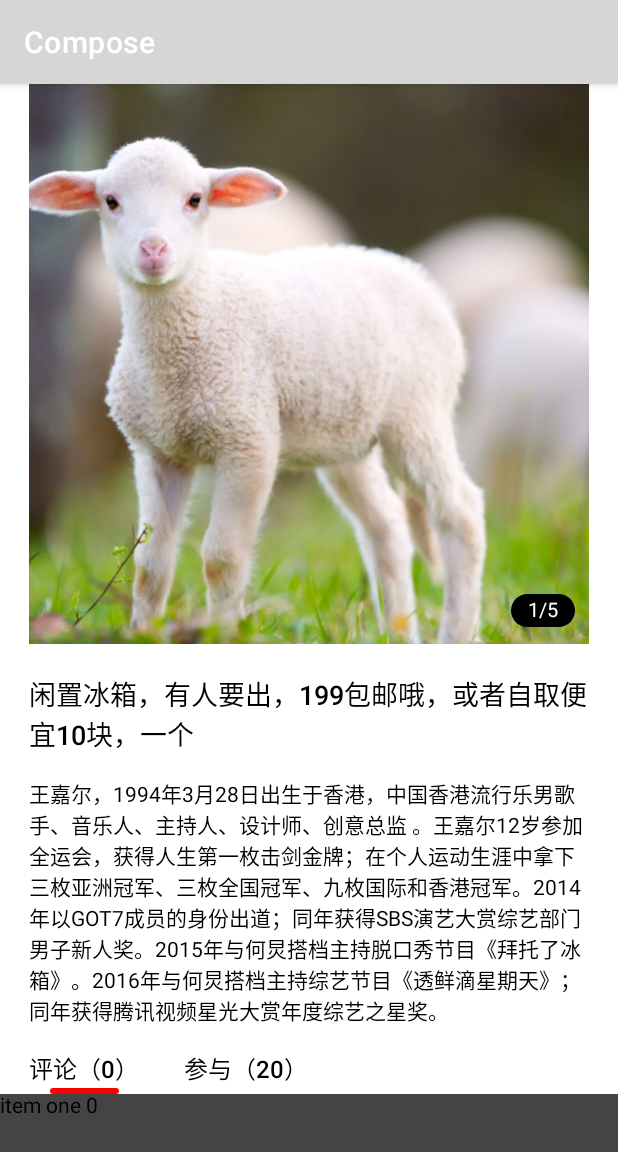
After one commit to Qdafengzi/ComposeDemo, an Android app built with Jetpack Compose: the JDongActivity screen opened directly, with no data from a screen before it, on a phone screen of 412 x 824 dp. The commit adds this screen. Shown: the top 1152 px of the screen. Run offline under Robolectric (Android 15) with nearby library versions, the phone set to English and light mode, and no system bars; our stand-ins replace accompanist, constraintlayout-compose.

Commit message:
增加京东界面

```diff
--- a/app/build.gradle
+++ b/app/build.gradle
@@ -92,6 +92,11 @@ dependencies {
 
     implementation "androidx.compose.runtime:runtime-livedata:$compose_version"
 
+    implementation "com.google.accompanist:accompanist-pager:${accompanist_version}"
+    implementation "com.google.accompanist:accompanist-pager-indicators:${accompanist_version}"
+
+    api("io.coil-kt:coil-compose:1.4.0")
+
     // = "com.github.iamjosephmj:flinger:${Versions.flinger}"
     //implementation 'com.github.iamjosephmj:flinger:1.1.1'
 }
--- a/app/src/main/AndroidManifest.xml
+++ b/app/src/main/AndroidManifest.xml
@@ -92,6 +92,8 @@
         <activity android:name=".ui.activity.BottomNavigationActivity" />
         <activity android:name=".ui.activity.ClockActivity" />
         <activity android:name=".ui.activity.NewUiStyleActivity" />
+        <activity android:name=".ui.activity.JDongActivity" />
+        <activity android:name=".ui.activity.LazyColumnForIndexedActivity" />
 
     </application>
 
--- /dev/null
+++ b/app/src/main/java/com/example/composedemo/ui/activity/JDongActivity.kt
@@ -0,0 +1,191 @@
+package com.example.composedemo.ui.activity
+
+import android.os.Bundle
+import android.util.Log
+import androidx.activity.compose.setContent
+import androidx.appcompat.app.AppCompatActivity
+import androidx.compose.foundation.ExperimentalFoundationApi
+import androidx.compose.foundation.Image
+import androidx.compose.foundation.background
+import androidx.compose.foundation.clickable
+import androidx.compose.foundation.layout.*
+import androidx.compose.foundation.lazy.LazyColumn
+import androidx.compose.foundation.shape.CornerSize
+import androidx.compose.foundation.shape.RoundedCornerShape
+import androidx.compose.material.Text
+import androidx.compose.runtime.Composable
+import androidx.compose.runtime.mutableStateOf
+import androidx.compose.runtime.remember
+import androidx.compose.ui.Alignment
+import androidx.compose.ui.Modifier
+import androidx.compose.ui.graphics.Color
+import androidx.compose.ui.layout.ContentScale
+import androidx.compose.ui.res.painterResource
+import androidx.compose.ui.text.font.FontWeight
+import androidx.compose.ui.unit.dp
+import androidx.compose.ui.unit.sp
+import androidx.constraintlayout.compose.ConstraintLayout
+import com.example.composedemo.R
+import com.google.accompanist.pager.ExperimentalPagerApi
+import com.google.accompanist.pager.HorizontalPager
+import com.google.accompanist.pager.rememberPagerState
+
+@ExperimentalPagerApi
+@ExperimentalFoundationApi
+class JDongActivity : AppCompatActivity() {
+    override fun onCreate(savedInstanceState: Bundle?) {
+        super.onCreate(savedInstanceState)
+        setContent {
+            Content()
+        }
+    }
+
+
+    @Composable
+    fun Content() {
+        val list1 = mutableListOf<String>()
+        val list2 = mutableListOf<String>()
+
+        repeat(20) {
+            list1.add("item one $it")
+        }
+
+        repeat(20) {
+            list2.add("item two $it")
+        }
+
+
+        val state = remember { mutableStateOf(0) }
+        val titles = listOf("评论（0）", "参与（20）")
+        LazyColumn(modifier = Modifier.fillMaxWidth(), content = {
+            item {
+                Column(modifier = Modifier
+                    .fillMaxWidth()
+                    .padding(start = 19.dp, end = 19.dp)) {
+
+                    Banner()
+
+                    Text(modifier = Modifier.padding(top = 20.dp),
+                        text = "闲置冰箱，有人要出，199包邮哦，或者自取便宜10块，一个",
+                        fontSize = 18.sp, fontWeight = FontWeight.Medium, color = Color.Black)
+                    Text(modifier = Modifier
+                        .fillMaxWidth()
+                        .padding(top = 16.dp),
+                        text = "王嘉尔，1994年3月28日出生于香港，中国香港流行乐男歌手、音乐人、主持人、设计师、创意总监 。王嘉尔12岁参加全运会，获得人生第一枚击剑金牌；在个人运动生涯中拿下三枚亚洲冠军、三枚全国冠军、九枚国际和香港冠军。2014年以GOT7成员的身份出道；同年获得SBS演艺大赏综艺部门男子新人奖。2015年与何炅搭档主持脱口秀节目《拜托了冰箱》。2016年与何炅搭档主持综艺节目《透鲜滴星期天》；同年获得腾讯视频星光大赏年度综艺之星奖。",
+                        fontWeight = FontWeight.Normal, fontSize = 14.sp, color = Color.Black)
+                }
+            }
+
+            item {
+                Row(modifier = Modifier
+                    .fillMaxWidth()
+                    .padding(start = 19.dp, top = 16.dp)) {
+                    Column(horizontalAlignment = Alignment.CenterHorizontally,
+                        modifier = Modifier
+                            .clickable {
+                                state.value = 0
+                            }
+                            .wrapContentWidth()
+                    ) {
+                        Text(text = titles[0], color = Color.Black, fontSize = 16.sp, fontWeight = FontWeight.Medium)
+                        Spacer(modifier = Modifier.height(1.dp))
+                        Box(
+                            modifier = Modifier
+                                .width(46.dp)
+                                .height(4.dp)
+                                .background(color = if (state.value == 0) Color.Red else Color.Transparent, shape = RoundedCornerShape(2.dp))
+                        )
+                    }
+
+                    Spacer(modifier = Modifier.width(30.dp))
+
+                    Column(horizontalAlignment = Alignment.CenterHorizontally,
+                        modifier = Modifier
+                            .clickable {
+                                state.value = 1
+                            }
+                            .wrapContentWidth()) {
+                        Text(text = titles[1], color = Color.Black, fontSize = 16.sp, fontWeight = FontWeight.Medium)
+                        Spacer(modifier = Modifier.height(1.dp))
+                        Box(modifier = Modifier
+                            .width(46.dp)
+                            .height(4.dp)
+                            .background(color = if (state.value == 1) Color.Red else Color.Transparent, shape = RoundedCornerShape(2.dp))
+                        )
+                    }
+                }
+            }
+
+            if (state.value == 0) {
+                items(list1.size) { position ->
+                    Box(modifier = Modifier
+                        .fillMaxWidth()
+                        .height(100.dp)
+                        .background(color = Color.DarkGray)) {
+                        Text(text = list1[position], modifier = Modifier.fillMaxWidth())
+                    }
+                }
+            } else {
+                items(list2.size) { position ->
+                    Box(modifier = Modifier
+                        .fillMaxWidth()
+                        .height(100.dp)
+                        .background(color = Color.LightGray)) {
+                        Text(text = list2[position], modifier = Modifier.fillMaxWidth())
+                    }
+                }
+            }
+        })
+    }
+
+
+    @Composable
+    fun Banner() {
+        val pagerState = rememberPagerState()
+        val paintRes = painterResource(id = R.drawable.sheep)
+
+        val size = 5
+
+        ConstraintLayout() {
+            val (horizontalPagerRefs, indicatorRes) = createRefs()
+            HorizontalPager(
+                count = size,
+                state = pagerState,
+                modifier = Modifier
+                    .fillMaxWidth()
+                    .constrainAs(horizontalPagerRefs) {
+                        start.linkTo(parent.start)
+                        end.linkTo(parent.end)
+
+                    },
+            ) { page ->
+                Log.d("TAG", "page:$page")
+                Box(modifier = Modifier
+                    .fillMaxWidth()
+                    .aspectRatio(1f, matchHeightConstraintsFirst = true)
+                    .background(color = Color.Red)) {
+                    Image(modifier = Modifier
+                        .fillMaxSize(),
+                        contentScale = ContentScale.Crop,
+                        painter = paintRes,
+                        contentDescription = null)
+                }
+            }
+
+            Box(modifier = Modifier
+                .padding(end = 9.dp, bottom = 9.dp)
+                .wrapContentWidth()
+                .height(24.dp)
+                .constrainAs(indicatorRes) {
+                    end.linkTo(horizontalPagerRefs.end)
+                    bottom.linkTo(horizontalPagerRefs.bottom)
+                }
+            ) {
+                Text(modifier = Modifier
+                    .background(color = Color.Black, shape = RoundedCornerShape(corner = CornerSize(12.dp)))
+                    .padding(start = 11.dp, end = 11.dp, top = 3.dp, bottom = 3.dp),
+                    text = "${pagerState.currentPage + 1}/$size", color = Color.White, fontSize = 13.sp)
+            }
+        }
+    }
+}
```
Also changed, not shown: app/src/main/java/com/example/composedemo/ui/activity/LazyColumnForIndexedActivity.kt (added, +90 -0 lines), app/src/main/java/com/example/composedemo/ui/activity/MainActivity.kt (+9 -0 lines).
